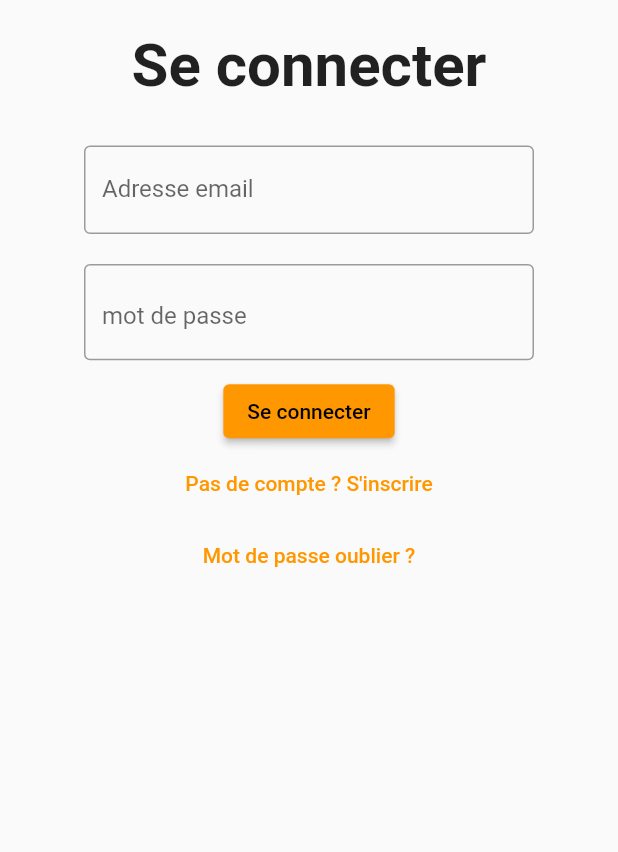
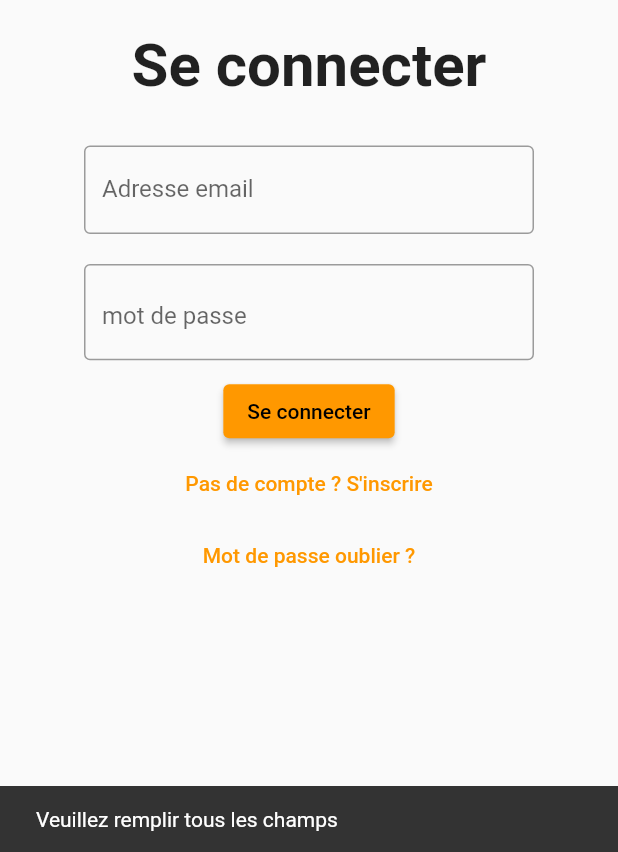
Before and after one commit to CodingFactory-Repos/Flutter-FFE, a Flutter app: the screen it shows after launch, after a tap on "Se connecter", on a phone screen of 412 x 824 dp, the part 384-1236 px from its top. Run offline on Flutter 3.47's test engine with Material 2 defaults, Android fonts, the phone set to English and light mode, and no system bars; our stand-ins replace flutter_dotenv; missing offline and left inert: mongo_dart.

Commit message:
🎉 - Add login page

```diff
--- a/lib/login.dart
+++ b/lib/login.dart
@@ -1,5 +1,7 @@
 import 'package:flutter/cupertino.dart';
 import 'package:flutter/material.dart';
+
+import 'mongodb.dart';
 
 class LoginPage extends StatefulWidget {
   const LoginPage({super.key, required this.db, required this.title});
@@ -92,6 +94,7 @@ class _LoginPageState extends State<LoginPage> {
               Container(
                 padding: const EdgeInsets.only(top: 10, bottom: 10),
                 child: TextField(
+                  controller: passwordController,
                   obscureText: true,
                   decoration: InputDecoration(
                       border: const OutlineInputBorder(),
@@ -106,7 +109,59 @@ class _LoginPageState extends State<LoginPage> {
 
               // Button to login
               ElevatedButton(
-                onPressed: () {},
+                onPressed: () async {
+                  // Create loading dialog
+                  showDialog(
+                    context: context,
+                    barrierDismissible: false,
+                    builder: (BuildContext context) {
+                      return const Center(
+                        child: CircularProgressIndicator(),
+
+                      );
+                    },
+                  );
+
+                  // Check if the username and email is already taken
+                  var email = emailController.text;
+                  var password = passwordController.text;
+
+                  // Check if all fields are not empty
+                  if (email.isEmpty || password.isEmpty) {
+                    // Close loading dialog
+                    Navigator.of(context).pop();
+                    ScaffoldMessenger.of(context).showSnackBar(const SnackBar(
+                        content: Text('Veuillez remplir tous les champs')));
+                    return;
+                  }
+
+                  var emailQuery = await widget.db.collection('user').find(MongoDatabase.searchWhere('email', email)).toList();
+
+                  if (emailQuery.length == 0) {
+                    // Email already taken
+                    Navigator.pop(context);
+                    ScaffoldMessenger.of(context).showSnackBar(const SnackBar(
+                        content: Text('L\'utilisateur n\'existe pas')));
+                    return;
+                  }
+
+                  // Check if the password is correct
+                  if (emailQuery[0]['password'] != password) {
+                    // Password is incorrect
+                    Navigator.pop(context);
+                    ScaffoldMessenger.of(context).showSnackBar(const SnackBar(
+                        content: Text('Le mot de passe est incorrect')));
+                    return;
+                  }
+
+                  print(emailQuery[0]);
+
+                  // Close the loading dialog
+                  Navigator.of(context).pop();
+
+                  // Go to the login page
+                  Navigator.pop(context);
+                },
                 child: const Text('Se connecter'),
               ),
 
--- a/lib/register.dart
+++ b/lib/register.dart
@@ -131,6 +131,15 @@ class _RegisterPageState extends State<RegisterPage> {
                   var email = emailController.text;
                   var password = passwordController.text;
 
+                  // Check if all fields are not empty
+                  if (username.isEmpty || email.isEmpty || password.isEmpty) {
+                    // Close loading dialog
+                    Navigator.of(context).pop();
+                    ScaffoldMessenger.of(context).showSnackBar(const SnackBar(
+                        content: Text('Veuillez remplir tous les champs')));
+                    return;
+                  }
+
                   // Check the email with regex
                   if (!RegExp(r"^[a-zA-Z0-9.]+@[a-zA-Z0-9]+\.[a-zA-Z]+").hasMatch(email)) {
                     // Close the loading dialog
```
